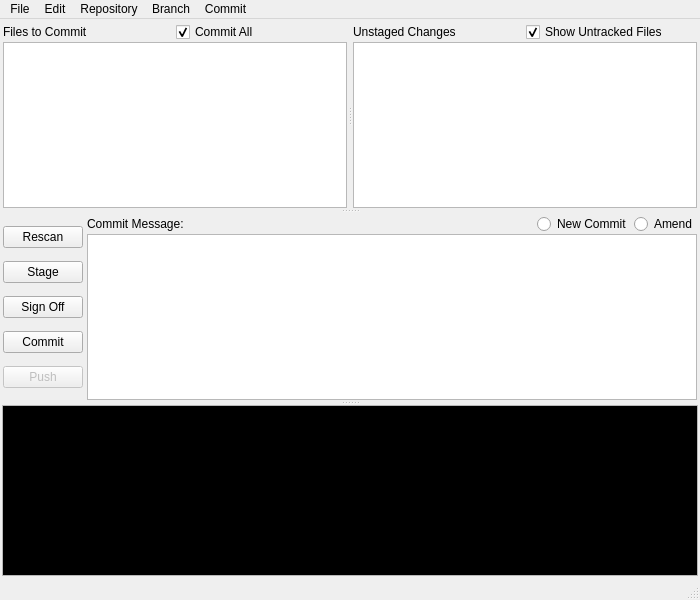
Old version of the form ui/Window.ui in the repository git-cola/git-cola.
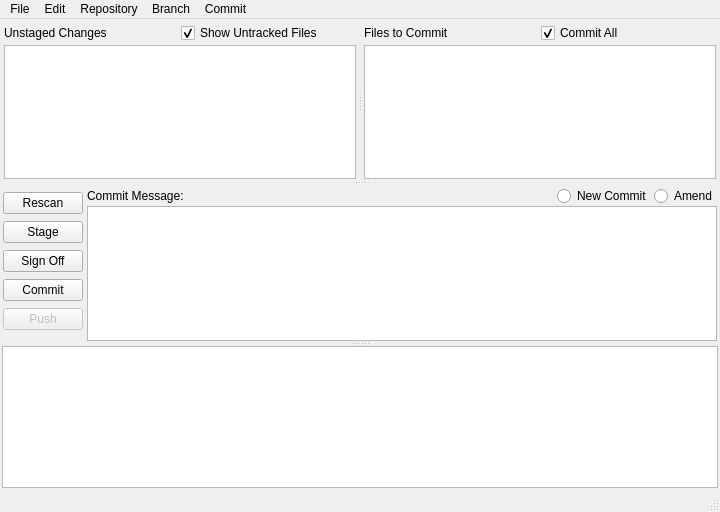
New version of the form.

What changed in the file:
```diff
--- a/ui/Window.ui
+++ b/ui/Window.ui
@@ -6,8 +6,8 @@
    <rect>
     <x>0</x>
     <y>0</y>
-    <width>700</width>
-    <height>600</height>
+    <width>720</width>
+    <height>512</height>
    </rect>
   </property>
   <property name="windowTitle" >
@@ -20,107 +20,16 @@
       <property name="orientation" >
        <enum>Qt::Vertical</enum>
       </property>
-      <property name="handleWidth" >
-       <number>4</number>
-      </property>
       <widget class="QSplitter" name="splitter_2" >
        <property name="orientation" >
         <enum>Qt::Vertical</enum>
        </property>
-       <property name="handleWidth" >
-        <number>4</number>
-       </property>
        <widget class="QSplitter" name="splitter" >
         <property name="orientation" >
          <enum>Qt::Horizontal</enum>
         </property>
-        <property name="handleWidth" >
-         <number>4</number>
-        </property>
         <widget class="QWidget" name="layoutWidget" >
          <layout class="QVBoxLayout" >
-          <property name="spacing" >
-           <number>0</number>
-          </property>
-          <property name="leftMargin" >
-           <number>1</number>
-          </property>
-          <property name="topMargin" >
-           <number>1</number>
-          </property>
-          <property name="rightMargin" >
-           <number>1</number>
-          </property>
-          <property name="bottomMargin" >
-           <number>1</number>
-          </property>
-          <item>
-           <layout class="QHBoxLayout" >
-            <item>
-             <widget class="QLabel" name="label_2" >
-              <property name="text" >
-               <string>Files to Commit</string>
-              </property>
-             </widget>
-            </item>
-            <item>
-             <widget class="QCheckBox" name="commitAllCheckBox" >
-              <property name="toolTip" >
-               <string>Whether to commit all staged files.
-Disabling this causes ugit to only commit the
-selected files in the "Files to Commit" list.</string>
-              </property>
-              <property name="text" >
-               <string>Commit All</string>
-              </property>
-              <property name="checked" >
-               <bool>true</bool>
-              </property>
-             </widget>
-            </item>
-           </layout>
-          </item>
-          <item>
-           <widget class="QListWidget" name="stagedList" >
-            <property name="font" >
-             <font>
-              <family>Monospace</family>
-              <pointsize>11</pointsize>
-             </font>
-            </property>
-            <property name="toolTip" >
-             <string>A list of all staged changes for the next commit.</string>
-            </property>
-            <property name="alternatingRowColors" >
-             <bool>true</bool>
-            </property>
-            <property name="selectionMode" >
-             <enum>QAbstractItemView::ExtendedSelection</enum>
-            </property>
-            <property name="viewMode" >
-             <enum>QListView::ListMode</enum>
-            </property>
-           </widget>
-          </item>
-         </layout>
-        </widget>
-        <widget class="QWidget" name="layoutWidget" >
-         <layout class="QVBoxLayout" >
-          <property name="spacing" >
-           <number>0</number>
-          </property>
-          <property name="leftMargin" >
-           <number>1</number>
-          </property>
-          <property name="topMargin" >
-           <number>1</number>
-          </property>
-          <property name="rightMargin" >
-           <number>1</number>
-          </property>
-          <property name="bottomMargin" >
-           <number>1</number>
-          </property>
           <item>
            <layout class="QHBoxLayout" >
             <item>
@@ -179,6 +88,58 @@
           </item>
          </layout>
         </widget>
+        <widget class="QWidget" name="layoutWidget" >
+         <layout class="QVBoxLayout" >
+          <item>
+           <layout class="QHBoxLayout" >
+            <item>
+             <widget class="QLabel" name="label_2" >
+              <property name="text" >
+               <string>Files to Commit</string>
+              </property>
+             </widget>
+            </item>
+            <item>
+             <widget class="QCheckBox" name="commitAllCheckBox" >
+              <property name="toolTip" >
+               <string>Whether to commit all staged files.
+Disabling this causes ugit to only commit the
+selected files in the "Files to Commit" list.</string>
+              </property>
+              <property name="text" >
+               <string>Commit All</string>
+              </property>
+              <property name="checked" >
+               <bool>true</bool>
+              </property>
+             </widget>
+            </item>
+           </layout>
+          </item>
+          <item>
+           <widget class="QListWidget" name="stagedList" >
+            <property name="font" >
+             <font>
+              <family>Monospace</family>
+              <pointsize>11</pointsize>
+             </font>
+            </property>
+            <property name="toolTip" >
+             <string>A list of all staged changes for the next commit.</string>
+            </property>
+            <property name="alternatingRowColors" >
+             <bool>true</bool>
+            </property>
+            <property name="selectionMode" >
+             <enum>QAbstractItemView::ExtendedSelection</enum>
+            </property>
+            <property name="viewMode" >
+             <enum>QListView::ListMode</enum>
+            </property>
+           </widget>
+          </item>
+         </layout>
+        </widget>
        </widget>
        <widget class="QWidget" name="layoutWidget" >
         <layout class="QHBoxLayout" >
@@ -342,70 +303,6 @@
        </widget>
       </widget>
       <widget class="QTextEdit" name="displayText" >
-       <property name="palette" >
-        <palette>
-         <active>
-          <colorrole role="Text" >
-           <brush brushstyle="SolidPattern" >
-            <color alpha="255" >
-             <red>200</red>
-             <green>200</green>
-             <blue>200</blue>
-            </color>
-           </brush>
-          </colorrole>
-          <colorrole role="Base" >
-           <brush brushstyle="SolidPattern" >
-            <color alpha="255" >
-             <red>0</red>
-             <green>0</green>
-             <blue>0</blue>
-            </color>
-           </brush>
-          </colorrole>
-         </active>
-         <inactive>
-          <colorrole role="Text" >
-           <brush brushstyle="SolidPattern" >
-            <color alpha="255" >
-             <red>200</red>
-             <green>200</green>
-             <blue>200</blue>
-            </color>
-           </brush>
-          </colorrole>
-          <colorrole role="Base" >
-           <brush brushstyle="SolidPattern" >
-            <color alpha="255" >
-             <red>0</red>
-             <green>0</green>
-             <blue>0</blue>
-            </color>
-           </brush>
-          </colorrole>
-         </inactive>
-         <disabled>
-          <colorrole role="Text" >
-           <brush brushstyle="SolidPattern" >
-            <color alpha="255" >
-             <red>96</red>
-             <green>96</green>
-             <blue>96</blue>
-            </color>
-           </brush>
-          </colorrole>
-          <colorrole role="Base" >
-           <brush brushstyle="SolidPattern" >
-            <color alpha="255" >
-             <red>255</red>
-             <green>255</green>
-             <blue>255</blue>
-            </color>
-           </brush>
-          </colorrole>
-         </disabled>
-        </palette>
-       </property>
        <property name="font" >
         <font>
          <family>Monospace</family>
@@ -425,7 +322,7 @@
     <rect>
      <x>0</x>
      <y>0</y>
-     <width>700</width>
+     <width>720</width>
      <height>28</height>
     </rect>
    </property>
```
